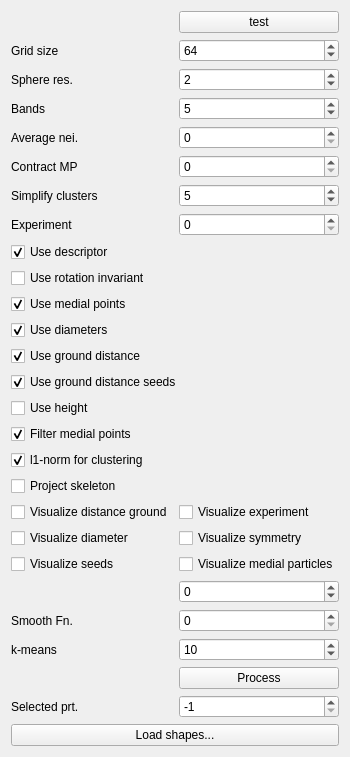
Qt form particles/particles-widget.ui (ialhashim/ddtt-dev) before a commit.
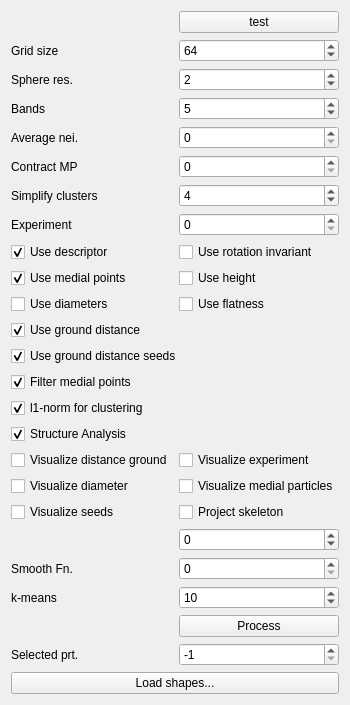
The same form after that commit.

Commit message: [particles] more work on StructureAnalysis.

The edit to the form file:
```diff
--- a/particles/particles-widget.ui
+++ b/particles/particles-widget.ui
@@ -7,13 +7,71 @@
     <x>0</x>
     <y>0</y>
     <width>306</width>
-    <height>690</height>
+    <height>667</height>
    </rect>
   </property>
   <property name="windowTitle">
    <string>Particles</string>
   </property>
   <layout class="QGridLayout" name="gridLayout">
+   <item row="6" column="1">
+    <widget class="QSpinBox" name="simplifyCluster">
+     <property name="value">
+      <number>4</number>
+     </property>
+    </widget>
+   </item>
+   <item row="5" column="0">
+    <widget class="QLabel" name="label_6">
+     <property name="text">
+      <string>Contract MP</string>
+     </property>
+    </widget>
+   </item>
+   <item row="18" column="0" colspan="2">
+    <widget class="QCheckBox" name="filterMedialPoints">
+     <property name="text">
+      <string>Filter medial points</string>
+     </property>
+     <property name="checked">
+      <bool>true</bool>
+     </property>
+    </widget>
+   </item>
+   <item row="1" column="1">
+    <widget class="QSpinBox" name="gridsize">
+     <property name="minimum">
+      <number>8</number>
+     </property>
+     <property name="maximum">
+      <number>1024</number>
+     </property>
+     <property name="value">
+      <number>64</number>
+     </property>
+    </widget>
+   </item>
+   <item row="6" column="0">
+    <widget class="QLabel" name="simplifyClusterLabel">
+     <property name="text">
+      <string>Simplify clusters</string>
+     </property>
+    </widget>
+   </item>
+   <item row="1" column="0">
+    <widget class="QLabel" name="label_2">
+     <property name="text">
+      <string>Grid size</string>
+     </property>
+    </widget>
+   </item>
+   <item row="2" column="0">
+    <widget class="QLabel" name="label_3">
+     <property name="text">
+      <string>Sphere res.</string>
+     </property>
+    </widget>
+   </item>
    <item row="11" column="0">
     <widget class="QCheckBox" name="useMedialPoints">
      <property name="text">
@@ -24,10 +82,27 @@
      </property>
     </widget>
    </item>
-   <item row="17" column="0" colspan="2">
-    <widget class="QCheckBox" name="filterMedialPoints">
+   <item row="22" column="1">
+    <widget class="QCheckBox" name="showExperiment">
      <property name="text">
-      <string>Filter medial points</string>
+      <string>Visualize experiment</string>
+     </property>
+    </widget>
+   </item>
+   <item row="30" column="1">
+    <widget class="QSpinBox" name="rotateAngle">
+     <property name="minimum">
+      <number>-360</number>
+     </property>
+     <property name="maximum">
+      <number>360</number>
+     </property>
+    </widget>
+   </item>
+   <item row="14" column="0" colspan="2">
+    <widget class="QCheckBox" name="useGroundDist">
+     <property name="text">
+      <string>Use ground distance</string>
      </property>
      <property name="checked">
       <bool>true</bool>
@@ -41,17 +116,80 @@
      </property>
     </widget>
    </item>
-   <item row="8" column="0" colspan="2">
-    <widget class="QCheckBox" name="useDescriptor">
+   <item row="7" column="1">
+    <widget class="QSpinBox" name="experimentIter"/>
+   </item>
+   <item row="15" column="0" colspan="2">
+    <widget class="QCheckBox" name="useGroundDistSeed">
      <property name="text">
-      <string>Use descriptor</string>
+      <string>Use ground distance seeds</string>
      </property>
      <property name="checked">
       <bool>true</bool>
      </property>
     </widget>
    </item>
-   <item row="35" column="0" colspan="2">
+   <item row="3" column="1">
+    <widget class="QSpinBox" name="bands">
+     <property name="minimum">
+      <number>0</number>
+     </property>
+     <property name="maximum">
+      <number>120</number>
+     </property>
+     <property name="value">
+      <number>5</number>
+     </property>
+    </widget>
+   </item>
+   <item row="29" column="0">
+    <widget class="QCheckBox" name="showSeeds">
+     <property name="text">
+      <string>Visualize seeds</string>
+     </property>
+    </widget>
+   </item>
+   <item row="33" column="1">
+    <widget class="QSpinBox" name="kclusters">
+     <property name="minimum">
+      <number>1</number>
+     </property>
+     <property name="maximum">
+      <number>120</number>
+     </property>
+     <property name="value">
+      <number>10</number>
+     </property>
+    </widget>
+   </item>
+   <item row="2" column="1">
+    <widget class="QSpinBox" name="sphereResolution">
+     <property name="maximum">
+      <number>12</number>
+     </property>
+     <property name="value">
+      <number>2</number>
+     </property>
+    </widget>
+   </item>
+   <item row="5" column="1">
+    <widget class="QSpinBox" name="contractMedial"/>
+   </item>
+   <item row="31" column="0">
+    <widget class="QLabel" name="fnSmoothItersLabel">
+     <property name="text">
+      <string>Smooth Fn.</string>
+     </property>
+    </widget>
+   </item>
+   <item row="31" column="1">
+    <widget class="QSpinBox" name="fnSmoothIters">
+     <property name="maximum">
+      <number>200</number>
+     </property>
+    </widget>
+   </item>
+   <item row="37" column="0" colspan="2">
     <spacer name="verticalSpacer">
      <property name="orientation">
       <enum>Qt::Vertical</enum>
@@ -64,95 +202,27 @@
      </property>
     </spacer>
    </item>
-   <item row="2" column="0">
-    <widget class="QLabel" name="label_3">
+   <item row="19" column="0">
+    <widget class="QCheckBox" name="l1norm">
      <property name="text">
-      <string>Sphere res.</string>
+      <string>l1-norm for clustering</string>
      </property>
-    </widget>
-   </item>
-   <item row="6" column="0">
-    <widget class="QLabel" name="simplifyClusterLabel">
-     <property name="text">
-      <string>Simplify clusters</string>
+     <property name="checked">
+      <bool>true</bool>
      </property>
     </widget>
    </item>
-   <item row="5" column="1">
-    <widget class="QSpinBox" name="contractMedial"/>
-   </item>
-   <item row="16" column="0" colspan="2">
-    <widget class="QCheckBox" name="useHeight">
+   <item row="22" column="0">
+    <widget class="QCheckBox" name="showDistGround">
      <property name="text">
-      <string>Use height</string>
+      <string>Visualize distance ground</string>
      </property>
     </widget>
    </item>
-   <item row="31" column="0">
-    <widget class="QLabel" name="label_4">
+   <item row="34" column="1">
+    <widget class="QPushButton" name="processShapesButton">
      <property name="text">
-      <string>k-means</string>
-     </property>
-    </widget>
-   </item>
-   <item row="6" column="1">
-    <widget class="QSpinBox" name="simplifyCluster">
-     <property name="value">
-      <number>5</number>
-     </property>
-    </widget>
-   </item>
-   <item row="1" column="0">
-    <widget class="QLabel" name="label_2">
-     <property name="text">
-      <string>Grid size</string>
-     </property>
-    </widget>
-   </item>
-   <item row="1" column="1">
-    <widget class="QSpinBox" name="gridsize">
-     <property name="minimum">
-      <number>8</number>
-     </property>
-     <property name="maximum">
-      <number>1024</number>
-     </property>
-     <property name="value">
-      <number>64</number>
-     </property>
-    </widget>
-   </item>
-   <item row="33" column="0">
-    <widget class="QLabel" name="label">
-     <property name="text">
-      <string>Selected prt.</string>
-     </property>
-    </widget>
-   </item>
-   <item row="3" column="1">
-    <widget class="QSpinBox" name="bands">
-     <property name="minimum">
-      <number>0</number>
-     </property>
-     <property name="maximum">
-      <number>120</number>
-     </property>
-     <property name="value">
-      <number>5</number>
-     </property>
-    </widget>
-   </item>
-   <item row="7" column="0">
-    <widget class="QLabel" name="label_7">
-     <property name="text">
-      <string>Experiment</string>
-     </property>
-    </widget>
-   </item>
-   <item row="29" column="1">
-    <widget class="QSpinBox" name="fnSmoothIters">
-     <property name="maximum">
-      <number>200</number>
+      <string>Process</string>
      </property>
     </widget>
    </item>
@@ -163,41 +233,7 @@
      </property>
     </widget>
    </item>
-   <item row="4" column="0">
-    <widget class="QLabel" name="avgNeighItersLabel">
-     <property name="text">
-      <string>Average nei.</string>
-     </property>
-    </widget>
-   </item>
-   <item row="29" column="0">
-    <widget class="QLabel" name="fnSmoothItersLabel">
-     <property name="text">
-      <string>Smooth Fn.</string>
-     </property>
-    </widget>
-   </item>
-   <item row="14" column="0" colspan="2">
-    <widget class="QCheckBox" name="useGroundDistSeed">
-     <property name="text">
-      <string>Use ground distance seeds</string>
-     </property>
-     <property name="checked">
-      <bool>true</bool>
-     </property>
-    </widget>
-   </item>
-   <item row="12" column="0" colspan="2">
-    <widget class="QCheckBox" name="useDiameter">
-     <property name="text">
-      <string>Use diameters</string>
-     </property>
-     <property name="checked">
-      <bool>true</bool>
-     </property>
-    </widget>
-   </item>
-   <item row="33" column="1">
+   <item row="35" column="1">
     <widget class="QSpinBox" name="selectedParticle">
      <property name="minimum">
       <number>-1</number>
@@ -210,23 +246,6 @@
      </property>
     </widget>
    </item>
-   <item row="13" column="0" colspan="2">
-    <widget class="QCheckBox" name="useGroundDist">
-     <property name="text">
-      <string>Use ground distance</string>
-     </property>
-     <property name="checked">
-      <bool>true</bool>
-     </property>
-    </widget>
-   </item>
-   <item row="32" column="1">
-    <widget class="QPushButton" name="processShapesButton">
-     <property name="text">
-      <string>Process</string>
-     </property>
-    </widget>
-   </item>
    <item row="4" column="1">
     <widget class="QSpinBox" name="avgNeighIters">
      <property name="value">
@@ -234,122 +253,113 @@
      </property>
     </widget>
    </item>
-   <item row="5" column="0">
-    <widget class="QLabel" name="label_6">
+   <item row="33" column="0">
+    <widget class="QLabel" name="label_4">
      <property name="text">
-      <string>Contract MP</string>
+      <string>k-means</string>
      </property>
     </widget>
    </item>
-   <item row="34" column="0" colspan="2">
+   <item row="36" column="0" colspan="2">
     <widget class="QPushButton" name="loadShapes">
      <property name="text">
       <string>Load shapes...</string>
      </property>
     </widget>
    </item>
-   <item row="7" column="1">
-    <widget class="QSpinBox" name="experimentIter"/>
-   </item>
-   <item row="27" column="0">
-    <widget class="QCheckBox" name="showSeeds">
+   <item row="4" column="0">
+    <widget class="QLabel" name="avgNeighItersLabel">
      <property name="text">
-      <string>Visualize seeds</string>
+      <string>Average nei.</string>
      </property>
     </widget>
    </item>
-   <item row="2" column="1">
-    <widget class="QSpinBox" name="sphereResolution">
-     <property name="maximum">
-      <number>12</number>
+   <item row="7" column="0">
+    <widget class="QLabel" name="label_7">
+     <property name="text">
+      <string>Experiment</string>
      </property>
-     <property name="value">
-      <number>2</number>
-     </property>
     </widget>
    </item>
-   <item row="31" column="1">
-    <widget class="QSpinBox" name="kclusters">
-     <property name="minimum">
-      <number>1</number>
+   <item row="35" column="0">
+    <widget class="QLabel" name="label">
+     <property name="text">
+      <string>Selected prt.</string>
      </property>
-     <property name="maximum">
-      <number>120</number>
-     </property>
-     <property name="value">
-      <number>10</number>
-     </property>
     </widget>
    </item>
-   <item row="10" column="0" colspan="2">
-    <widget class="QCheckBox" name="useRotationInv">
+   <item row="21" column="0">
+    <widget class="QCheckBox" name="performSturctureAnalysis">
      <property name="text">
-      <string>Use rotation invariant</string>
+      <string>Structure Analysis</string>
      </property>
+     <property name="checked">
+      <bool>true</bool>
+     </property>
     </widget>
    </item>
-   <item row="27" column="1">
+   <item row="23" column="1">
     <widget class="QCheckBox" name="showMedial">
      <property name="text">
       <string>Visualize medial particles</string>
      </property>
     </widget>
    </item>
-   <item row="20" column="0">
-    <widget class="QCheckBox" name="showDistGround">
-     <property name="text">
-      <string>Visualize distance ground</string>
-     </property>
-    </widget>
-   </item>
-   <item row="24" column="0">
+   <item row="23" column="0">
     <widget class="QCheckBox" name="showDiameter">
      <property name="text">
       <string>Visualize diameter</string>
      </property>
     </widget>
    </item>
-   <item row="24" column="1">
-    <widget class="QCheckBox" name="showSymmetry">
+   <item row="9" column="1">
+    <widget class="QCheckBox" name="useRotationInv">
      <property name="text">
-      <string>Visualize symmetry</string>
+      <string>Use rotation invariant</string>
      </property>
     </widget>
    </item>
-   <item row="28" column="1">
-    <widget class="QSpinBox" name="rotateAngle">
-     <property name="minimum">
-      <number>-360</number>
+   <item row="9" column="0">
+    <widget class="QCheckBox" name="useDescriptor">
+     <property name="text">
+      <string>Use descriptor</string>
      </property>
-     <property name="maximum">
-      <number>360</number>
+     <property name="checked">
+      <bool>true</bool>
      </property>
     </widget>
    </item>
-   <item row="20" column="1">
-    <widget class="QCheckBox" name="showExperiment">
+   <item row="12" column="0">
+    <widget class="QCheckBox" name="useDiameter">
      <property name="text">
-      <string>Visualize experiment</string>
+      <string>Use diameters</string>
      </property>
+     <property name="checked">
+      <bool>false</bool>
+     </property>
     </widget>
    </item>
-   <item row="19" column="0" colspan="2">
+   <item row="12" column="1">
+    <widget class="QCheckBox" name="useFlat">
+     <property name="text">
+      <string>Use flatness</string>
+     </property>
+    </widget>
+   </item>
+   <item row="11" column="1">
+    <widget class="QCheckBox" name="useHeight">
+     <property name="text">
+      <string>Use height</string>
+     </property>
+    </widget>
+   </item>
+   <item row="29" column="1">
     <widget class="QCheckBox" name="projectSkeleton">
      <property name="text">
       <string>Project skeleton</string>
      </property>
     </widget>
    </item>
-   <item row="18" column="0">
-    <widget class="QCheckBox" name="l1norm">
-     <property name="text">
-      <string>l1-norm for clustering</string>
-     </property>
-     <property name="checked">
-      <bool>true</bool>
-     </property>
-    </widget>
-   </item>
   </layout>
  </widget>
  <resources/>
```
The commit also changes 8 other files.
